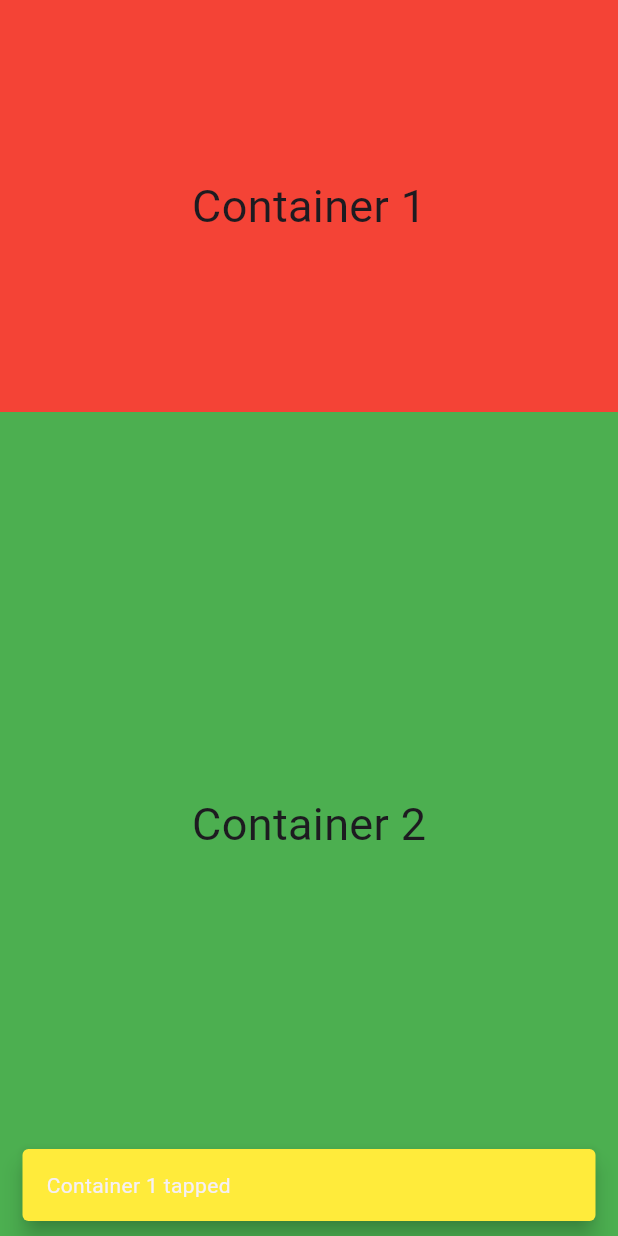
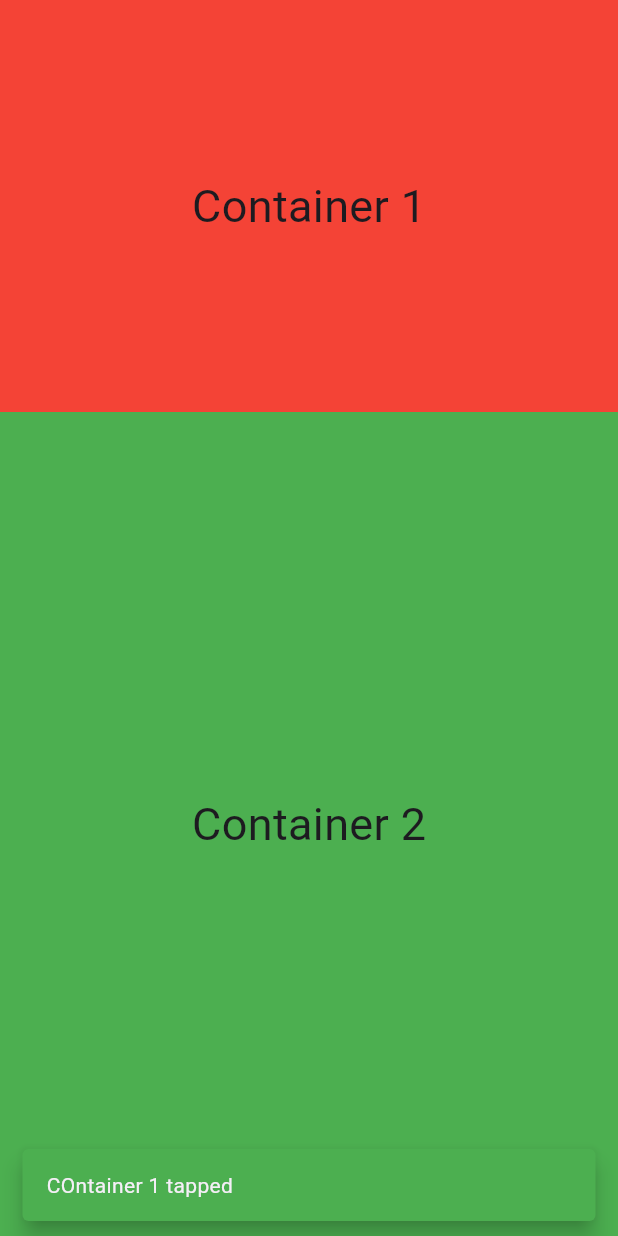
Before and after one commit to kiranrana8973/batch_34a, a Flutter app: the screen it shows after launch, after a tap on "Container 1", on a phone screen of 412 x 824 dp. Run offline on Flutter 3.47's test engine with Material 3 defaults, Android fonts, the phone set to English and light mode, and no system bars.

Commit message:
Added common snackbar

```diff
--- /dev/null
+++ b/lib/common/my_snackbar.dart
@@ -0,0 +1,15 @@
+import 'package:flutter/material.dart';
+
+showMySnackbar({
+  required BuildContext context,
+  required String content,
+  Color? color,
+}) {
+  return ScaffoldMessenger.of(context).showSnackBar(
+    SnackBar(
+      content: Text(content),
+      backgroundColor: color ?? Colors.green,
+      behavior: SnackBarBehavior.floating,
+    ),
+  );
+}
--- a/lib/view/flexible_expanded_view.dart
+++ b/lib/view/flexible_expanded_view.dart
@@ -1,3 +1,4 @@
+import 'package:batch_34a/common/my_snackbar.dart';
 import 'package:flutter/material.dart';
 
 class FlexibleExpandedView extends StatelessWidget {
@@ -12,13 +13,7 @@ class FlexibleExpandedView extends StatelessWidget {
             flex: 1,
             child: GestureDetector(
               onTap: () {
-                ScaffoldMessenger.of(context).showSnackBar(
-                  SnackBar(
-                    content: Text("Container 1 tapped"),
-                    backgroundColor: Colors.yellow,
-                    behavior: SnackBarBehavior.floating,
-                  ),
-                );
+                showMySnackbar(context: context, content: "COntainer 1 tapped");
               },
               child: Container(
                 alignment: Alignment.center,
@@ -32,12 +27,10 @@ class FlexibleExpandedView extends StatelessWidget {
             flex: 2,
             child: GestureDetector(
               onDoubleTap: () {
-                ScaffoldMessenger.of(context).showSnackBar(
-                  SnackBar(
-                    content: Text("Container 2 tapped"),
-                    backgroundColor: Colors.red,
-                    behavior: SnackBarBehavior.floating,
-                  ),
+                showMySnackbar(
+                  context: context,
+                  content: "COntainer 2 tapped",
+                  color: Colors.red,
                 );
               },
               child: Container(
```
